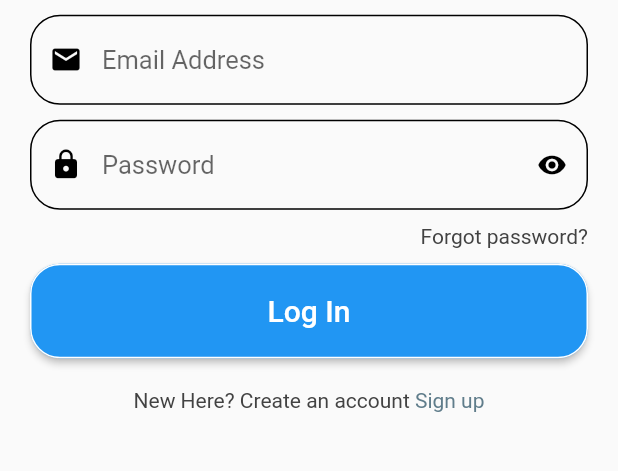
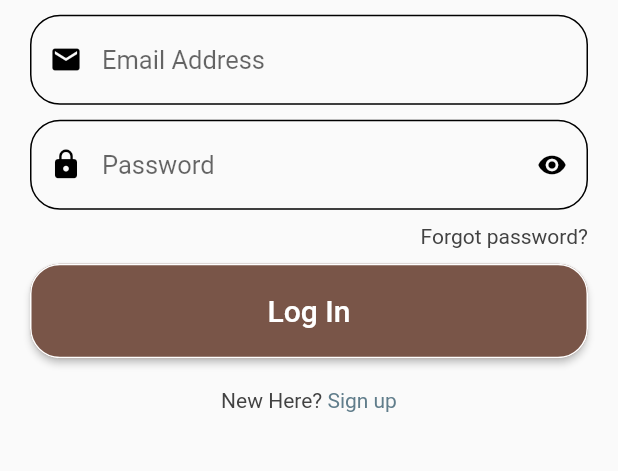
Before and after one commit to ShrijanP/Flutter_Falfull, a Flutter app: the screen it shows after launch, on a phone screen of 412 x 824 dp, the part 487-958 px from its top. Run offline on Flutter 3.47's test engine with Material 2 defaults, Android fonts, the phone set to English and light mode, and no system bars; drawn by our look-alikes of loader_overlay; our stand-ins replace cloud_firestore, firebase_auth, firebase_core, firebase_messaging, flutter_local_notifications; accounts and stored records are empty; Roboto replaces fonts that are missing (WorkSansSemiBold).

Commit message:
login and signup

```diff
--- a/lib/main.dart
+++ b/lib/main.dart
@@ -49,6 +49,7 @@ class MyApp extends StatelessWidget {
               context.loaderOverlay.hide();
             }
             return MaterialApp(
+              debugShowCheckedModeBanner: false,
               title: 'Flutter Demo',
               theme: ThemeData(
                 // This is the theme of your application.
@@ -60,7 +61,7 @@ class MyApp extends StatelessWidget {
                 // or simply save your changes to "hot reload" in a Flutter IDE).
                 // Notice that the counter didn't reset back to zero; the application
                 // is not restarted.
-                primarySwatch: Colors.blue,
+                primarySwatch: Colors.brown,
               ),
               initialRoute: "/splash",
               routes: {
--- a/lib/screens/auth/login_screen.dart
+++ b/lib/screens/auth/login_screen.dart
@@ -58,6 +58,7 @@ class _LoginScreenState extends State<LoginScreen> {
     return Form(
       key: _formKey,
       child: Scaffold(
+        // backgroundColor: Colors.black12,
         body: Center(
           child: SingleChildScrollView(
             child: Container(
@@ -164,7 +165,7 @@ class _LoginScreenState extends State<LoginScreen> {
                     mainAxisAlignment: MainAxisAlignment.center,
                     children: [
                       Text(
-                        "New Here? Create an account ",
+                        "New Here? ",
                         style: TextStyle(color: Colors.grey.shade800),
                       ),
                       InkWell(
```
